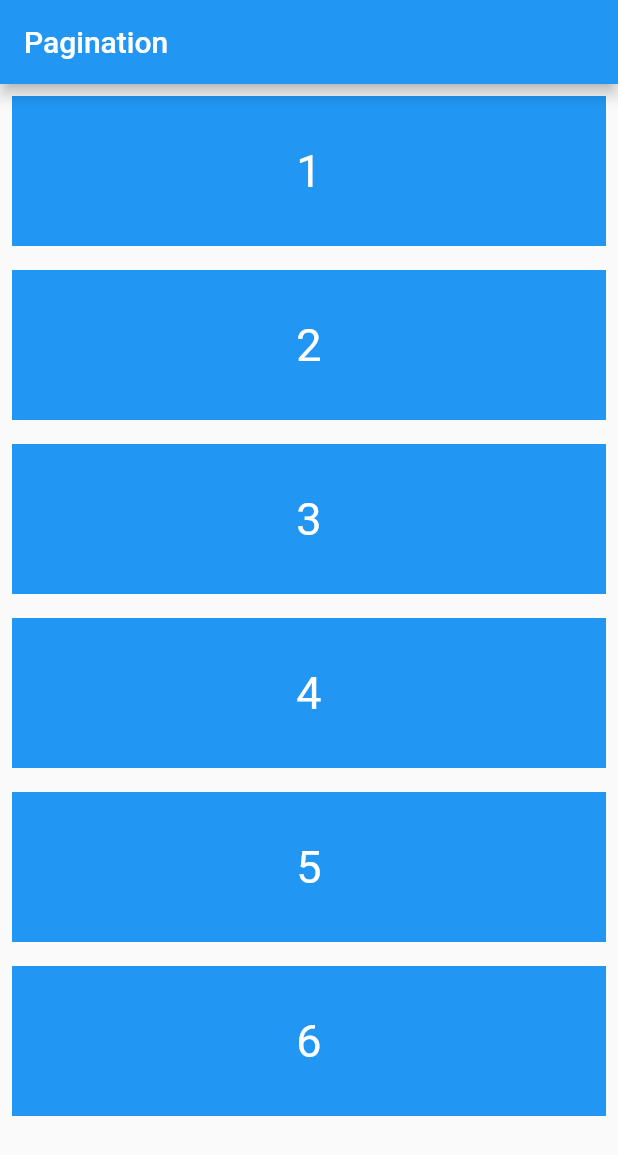
After one commit to DevDabbagh/Dio-with-GetxController-Example, a Flutter app: the PaginationExample screen opened directly, on a phone screen of 412 x 824 dp. The commit adds this screen. Shown: the top 1155 px of the screen. Run offline on Flutter 3.47's test engine with Material 2 defaults, Android fonts, the phone set to English and light mode, and no system bars; our stand-ins replace dio, file_picker, get, internet_connection_checker, lottie, scrollable_positioned_list and 1 more; missing offline and left inert: open_app_settings; network calls fail.

Commit message:
res - new api - pagination

```diff
--- /dev/null
+++ b/lib/PaginationExample/PaginationController.dart
@@ -0,0 +1,49 @@
+
+
+import 'package:flutter/material.dart';
+import 'package:get/get.dart';
+
+import 'PaginationList.dart';
+
+class PaginationController extends GetxController {
+  List<Model> list = [];
+  ScrollController controller = ScrollController();
+
+
+
+  int listLength = 6;
+
+  void onInit() {
+    generateList();
+    addItems();
+    super.onInit();
+  }
+
+  addItems() async {
+    controller.addListener(() {
+      if (controller.position.maxScrollExtent == controller.position.pixels) {
+        // for (int i = 0; i < 2; i++) {
+        //   listLength++;
+        //   list.add(Model(name: (listLength).toString()));
+        //   update();
+        // }
+      }
+    });
+  }
+
+  generateList() {
+    list = List.generate(
+        listLength, (index) => Model(name: (index + 1).toString()));
+  }
+
+
+  initListPage(){
+    list.clear();
+    update();
+
+    listLength = 6;
+    generateList();
+    update();
+
+  }
+}
--- /dev/null
+++ b/lib/PaginationExample/PaginationList.dart
@@ -0,0 +1,80 @@
+import 'package:fetch_data_dio/PaginationExample/PaginationController.dart';
+import 'package:flutter/cupertino.dart';
+import 'package:flutter/material.dart';
+import 'package:get/get.dart';
+
+void main() {
+  runApp(MyApp());
+}
+
+class MyApp extends StatelessWidget {
+  @override
+  Widget build(BuildContext context) {
+    return GetMaterialApp(
+      title: 'Flutter Demo',
+      theme: ThemeData(
+        primarySwatch: Colors.red,
+        visualDensity: VisualDensity.adaptivePlatformDensity,
+      ),
+      home: PaginationExample(
+        title: "Pagination",
+      ),
+    );
+  }
+}
+
+class PaginationExample extends StatelessWidget {
+  String? title;
+
+  PaginationExample({
+    this.title,
+  });
+
+  PaginationController paginationController = Get.put(PaginationController());
+
+  @override
+  Widget build(BuildContext context) {
+    return Scaffold(
+      appBar: AppBar(
+        title: Text(title!),
+      ),
+      body: GetBuilder<PaginationController>(
+        init: paginationController,
+        builder: (value) =>
+            RefreshIndicator(
+              onRefresh: _pullRefresh,
+              child: ListView.builder(
+                controller: paginationController.controller,
+                itemCount: paginationController.list.length,
+                itemBuilder: (context, index) {
+                  return Padding(
+                    padding: const EdgeInsets.all(8.0),
+                    child: Container(
+                      color: Colors.blue,
+                      height: 100,
+                      child: Center(
+                        child: Text(paginationController.list[index].name!,
+                          style: const TextStyle(color:Colors.white,fontSize: 30),),
+                      ),
+                    ),
+                  );
+                },
+              ),
+            ),
+      ),
+    );
+  }
+
+  Future<void> _pullRefresh() async {
+    paginationController.initListPage();
+  }
+}
+
+
+class Model {
+  String? name;
+
+  Model({
+    this.name,
+  });
+}
```
Also changed, not shown: lib/API/Constants.dart (added, +8 -0 lines), lib/API/Controller/CurrencyController.dart (added, +13 -0 lines), lib/API/DioHelper.dart (added, +42 -0 lines), lib/API/Repo/CurrencyRepo.dart (added, +32 -0 lines), lib/ListExample/list_controller.dart (+70 -25 lines), lib/ListExample/list_screen.dart (+28 -5 lines), lib/model/TCurrency.dart (added, +51 -0 lines), pubspec.yaml (+9 -0 lines), assets/logo/ic_logo.png (added), pubspec.lock, 5 other files.
